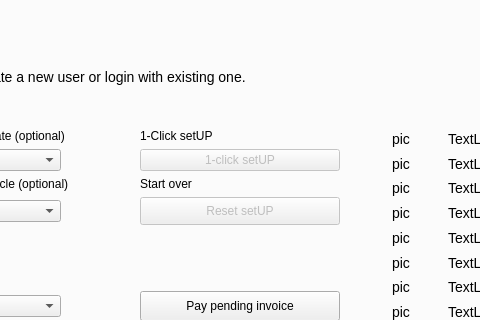
Before: the Qt Designer form src/qt/forms/infinitynodelist.ui in crptec/sinovate, drawn with Qt 5; both pictures show x 252 to 732 and y 177 to 497 of the 1000 by 600 pixel window.
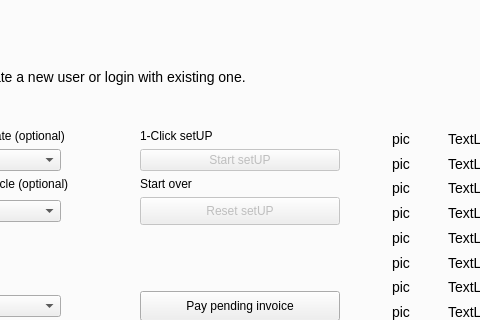
After: the same form once the commit is applied. The open tabs and pages were chosen to show the change. Custom widgets are drawn as their Qt base class.

Commit message: [gui] change setUP button text

Diff of the .ui file:
```diff
--- a/src/qt/forms/infinitynodelist.ui
+++ b/src/qt/forms/infinitynodelist.ui
@@ -1298,7 +1298,7 @@
                  <string notr="true"/>
                 </property>
                 <property name="text">
-                 <string>1-click setUP</string>
+                 <string>Start setUP</string>
                 </property>
                </widget>
               </item>
```
The commit also changes 1 other file.
